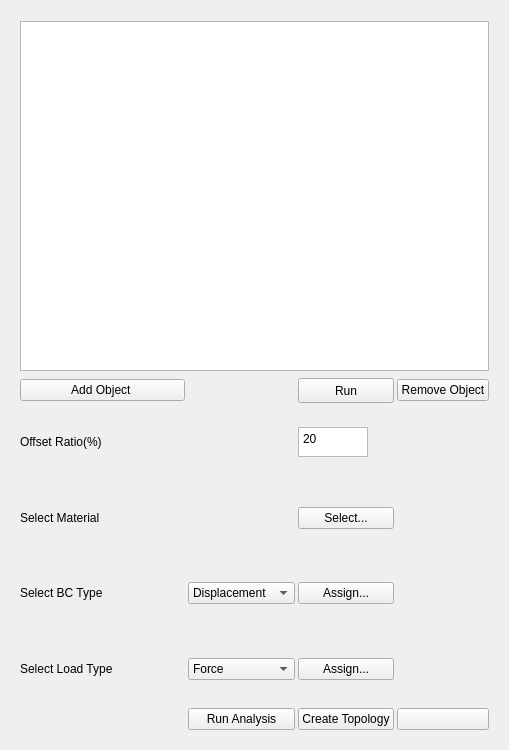
Before: the Qt Designer form fembygen/ui/createGeo.ui in Serince/FEMbyGEN, drawn with Qt 5.
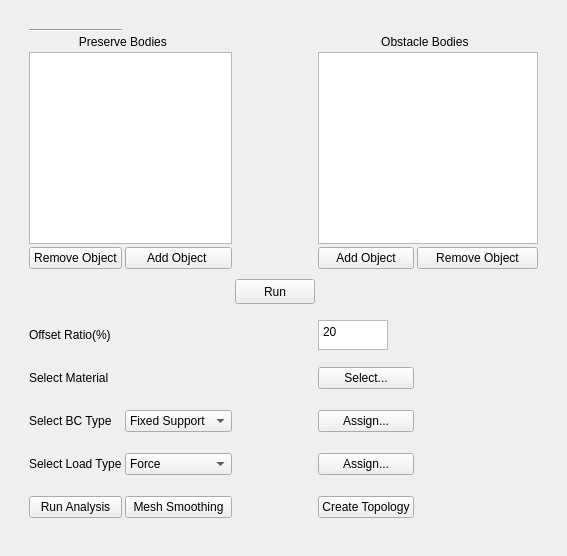
After: the same form once the commit is applied.

Commit message: added "preserve and obstacle" widget and task

Diff of the .ui file:
```diff
--- a/fembygen/ui/createGeo.ui
+++ b/fembygen/ui/createGeo.ui
@@ -6,8 +6,8 @@
    <rect>
     <x>0</x>
     <y>0</y>
-    <width>509</width>
-    <height>750</height>
+    <width>567</width>
+    <height>556</height>
    </rect>
   </property>
   <property name="windowTitle">
@@ -17,46 +17,13 @@
    <item row="0" column="0">
     <widget class="QWidget" name="widget" native="true">
      <layout class="QGridLayout" name="gridLayout_9">
-      <item row="1" column="0">
-       <layout class="QGridLayout" name="gridLayout_8" rowstretch="1,0,0,0,0,0,0" columnstretch="1,0,0,0">
+      <item row="0" column="0">
+       <widget class="QWidget" name="layout" native="true">
+        <layout class="QGridLayout" name="gridLayout_8" rowstretch="1,0,0,0,0,0,0,0,0,0" columnstretch="1,0,0,0,0">
         <property name="spacing">
          <number>3</number>
         </property>
-        <item row="3" column="2">
-         <widget class="QPushButton" name="SelectMaterial">
-          <property name="text">
-           <string>Select...</string>
-          </property>
-         </widget>
-        </item>
-        <item row="0" column="0">
-         <widget class="QPushButton" name="addItem">
-          <property name="text">
-           <string>Add Object </string>
-          </property>
-         </widget>
-        </item>
-        <item row="5" column="2">
-         <widget class="QPushButton" name="AssignLoad">
-          <property name="text">
-           <string>Assign...</string>
-          </property>
-         </widget>
-        </item>
-        <item row="3" column="3">
-         <spacer name="verticalSpacer_5">
-          <property name="orientation">
-           <enum>Qt::Vertical</enum>
-          </property>
-          <property name="sizeHint" stdset="0">
-           <size>
-            <width>20</width>
-            <height>40</height>
-           </size>
-          </property>
-         </spacer>
-        </item>
-        <item row="2" column="0">
+         <item row="5" column="0">
          <widget class="QLabel" name="offsetRatiol">
           <property name="sizePolicy">
            <sizepolicy hsizetype="Fixed" vsizetype="Preferred">
@@ -75,7 +42,41 @@
           </property>
          </widget>
         </item>
-        <item row="4" column="2">
+         <item row="8" column="3">
+          <widget class="QPushButton" name="AssignLoad">
+           <property name="text">
+            <string>Assign...</string>
+           </property>
+          </widget>
+         </item>
+         <item row="7" column="1">
+          <widget class="QComboBox" name="SelectBCtype">
+           <item>
+            <property name="text">
+             <string>Fixed Support</string>
+            </property>
+           </item>
+           <item>
+            <property name="text">
+             <string>Displacement</string>
+            </property>
+           </item>
+          </widget>
+         </item>
+         <item row="7" column="0">
+          <widget class="QLabel" name="Bc_type">
+           <property name="maximumSize">
+            <size>
+             <width>16777215</width>
+             <height>30</height>
+            </size>
+           </property>
+           <property name="text">
+            <string>Select BC Type</string>
+           </property>
+          </widget>
+         </item>
+         <item row="7" column="3">
          <widget class="QPushButton" name="AssignBC">
           <property name="styleSheet">
            <string notr="true">selection-background-color: qlineargradient(spread:pad, x1:0, y1:0, x2:1, y2:0, stop:0 rgba(0, 0, 0, 255), stop:1 rgba(255, 255, 255, 255));</string>
@@ -85,27 +86,24 @@
           </property>
          </widget>
         </item>
-        <item row="4" column="3">
-         <spacer name="verticalSpacer_6">
+         <item row="0" column="0">
+          <widget class="Line" name="line">
           <property name="orientation">
-           <enum>Qt::Vertical</enum>
-          </property>
-          <property name="sizeHint" stdset="0">
-           <size>
-            <width>20</width>
-            <height>40</height>
-           </size>
-          </property>
-         </spacer>
-        </item>
-        <item row="0" column="3">
-         <widget class="QPushButton" name="RemoveObj">
+            <enum>Qt::Horizontal</enum>
+           </property>
+          </widget>
+         </item>
+         <item row="2" column="0" colspan="2">
+          <widget class="QListWidget" name="preserve_bodies"/>
+         </item>
+         <item row="9" column="3">
+          <widget class="QPushButton" name="topology_create">
           <property name="text">
-           <string>Remove Object</string>
+            <string>Create Topology</string>
           </property>
          </widget>
         </item>
-        <item row="3" column="0">
+         <item row="6" column="0">
          <widget class="QLabel" name="selectMaterialL">
           <property name="maximumSize">
            <size>
@@ -118,41 +116,20 @@
           </property>
          </widget>
         </item>
-        <item row="4" column="1">
-         <widget class="QComboBox" name="SelectBCtype">
-          <item>
-           <property name="text">
-            <string>Displacement</string>
+         <item row="2" column="2">
+          <spacer name="horizontalSpacer">
+           <property name="orientation">
+            <enum>Qt::Horizontal</enum>
            </property>
-          </item>
-          <item>
-           <property name="text">
-            <string>Fixed Support</string>
-           </property>
-          </item>
-         </widget>
-        </item>
-        <item row="5" column="0">
-         <widget class="QLabel" name="forceL">
-          <property name="text">
-           <string>Select Load Type</string>
-          </property>
-         </widget>
-        </item>
-        <item row="4" column="0">
-         <widget class="QLabel" name="Bc_type">
-          <property name="maximumSize">
+           <property name="sizeHint" stdset="0">
            <size>
-            <width>16777215</width>
-            <height>30</height>
-           </size>
-          </property>
-          <property name="text">
-           <string>Select BC Type</string>
-          </property>
-         </widget>
-        </item>
-        <item row="5" column="1">
+             <width>40</width>
+             <height>20</height>
+            </size>
+           </property>
+          </spacer>
+         </item>
+         <item row="8" column="1">
          <widget class="QComboBox" name="SelectLoadtype">
           <item>
            <property name="text">
@@ -166,7 +143,66 @@
           </item>
          </widget>
         </item>
+         <item row="9" column="0">
+          <widget class="QPushButton" name="run_analysis">
+           <property name="text">
+            <string>Run Analysis</string>
+           </property>
+          </widget>
+         </item>
+         <item row="9" column="4">
+          <spacer name="verticalSpacer">
+           <property name="orientation">
+            <enum>Qt::Vertical</enum>
+           </property>
+           <property name="sizeHint" stdset="0">
+            <size>
+             <width>20</width>
+             <height>40</height>
+            </size>
+           </property>
+          </spacer>
+         </item>
+         <item row="6" column="4">
+          <spacer name="verticalSpacer_5">
+           <property name="orientation">
+            <enum>Qt::Vertical</enum>
+           </property>
+           <property name="sizeHint" stdset="0">
+            <size>
+             <width>20</width>
+             <height>40</height>
+            </size>
+           </property>
+          </spacer>
+         </item>
+         <item row="8" column="0">
+          <widget class="QLabel" name="forceL">
+           <property name="text">
+            <string>Select Load Type</string>
+           </property>
+          </widget>
+         </item>
         <item row="5" column="3">
+          <widget class="QPlainTextEdit" name="OffsetRatio">
+           <property name="sizePolicy">
+            <sizepolicy hsizetype="Expanding" vsizetype="Expanding">
+             <horstretch>0</horstretch>
+             <verstretch>0</verstretch>
+            </sizepolicy>
+           </property>
+           <property name="maximumSize">
+            <size>
+             <width>70</width>
+             <height>30</height>
+            </size>
+           </property>
+           <property name="plainText">
+            <string>20</string>
+           </property>
+          </widget>
+         </item>
+         <item row="8" column="4">
          <spacer name="verticalSpacer_7">
           <property name="orientation">
            <enum>Qt::Vertical</enum>
@@ -179,7 +215,37 @@
           </property>
          </spacer>
         </item>
-        <item row="2" column="3">
+         <item row="3" column="3">
+          <widget class="QPushButton" name="addItem_in_obstacle">
+           <property name="text">
+            <string>Add Object</string>
+           </property>
+          </widget>
+         </item>
+         <item row="7" column="4">
+          <spacer name="verticalSpacer_6">
+           <property name="orientation">
+            <enum>Qt::Vertical</enum>
+           </property>
+           <property name="sizeHint" stdset="0">
+            <size>
+             <width>20</width>
+             <height>40</height>
+            </size>
+           </property>
+          </spacer>
+         </item>
+         <item row="9" column="1">
+          <widget class="QPushButton" name="meshsmoothing">
+           <property name="text">
+            <string>Mesh Smoothing</string>
+           </property>
+          </widget>
+         </item>
+         <item row="2" column="3" colspan="2">
+          <widget class="QListWidget" name="obstacle_bodies"/>
+         </item>
+         <item row="5" column="4">
          <spacer name="verticalSpacer_4">
           <property name="orientation">
            <enum>Qt::Vertical</enum>
@@ -192,7 +258,62 @@
           </property>
          </spacer>
         </item>
-        <item row="0" column="2">
+         <item row="3" column="4">
+          <widget class="QPushButton" name="remove_in_obstacle">
+           <property name="text">
+            <string>Remove Object</string>
+           </property>
+          </widget>
+         </item>
+         <item row="3" column="0">
+          <widget class="QPushButton" name="remove_in_preserve">
+           <property name="text">
+            <string>Remove Object</string>
+           </property>
+          </widget>
+         </item>
+         <item row="3" column="1">
+          <widget class="QPushButton" name="addItem_in_preserve">
+           <property name="text">
+            <string>Add Object </string>
+           </property>
+          </widget>
+         </item>
+         <item row="6" column="3">
+          <widget class="QPushButton" name="SelectMaterial">
+           <property name="text">
+            <string>Select...</string>
+           </property>
+          </widget>
+         </item>
+         <item row="1" column="0" colspan="2">
+          <widget class="QLabel" name="label">
+           <property name="text">
+            <string>               Preserve Bodies</string>
+           </property>
+          </widget>
+         </item>
+         <item row="1" column="3" colspan="2">
+          <widget class="QLabel" name="label_2">
+           <property name="text">
+            <string>                   Obstacle Bodies</string>
+           </property>
+          </widget>
+         </item>
+         <item row="4" column="4">
+          <spacer name="verticalSpacer_2">
+           <property name="orientation">
+            <enum>Qt::Vertical</enum>
+           </property>
+           <property name="sizeHint" stdset="0">
+            <size>
+             <width>20</width>
+             <height>40</height>
+            </size>
+           </property>
+          </spacer>
+         </item>
+         <item row="4" column="2">
          <widget class="QPushButton" name="Run">
           <property name="minimumSize">
            <size>
@@ -206,100 +327,10 @@
           </property>
          </widget>
         </item>
-        <item row="6" column="3">
-         <widget class="QPushButton" name="ok">
-          <property name="text">
-           <string>Ok</string>
-
-           <string>Run Create Geometry</string>
-
-
-          </property>
-         </widget>
-        </item>
-        <item row="2" column="2">
-         <widget class="QPlainTextEdit" name="OffsetRatio">
-          <property name="sizePolicy">
-           <sizepolicy hsizetype="Expanding" vsizetype="Expanding">
-            <horstretch>0</horstretch>
-            <verstretch>0</verstretch>
-           </sizepolicy>
-          </property>
-          <property name="maximumSize">
-           <size>
-            <width>70</width>
-            <height>30</height>
-           </size>
-          </property>
-          <property name="plainText">
-           <string>20</string>
-          </property>
-         </widget>
-        </item>
-
-        <item row="6" column="2">
-         <widget class="QPushButton" name="topology_create">
-          <property name="text">
-           <string>Create Topology</string>
-          </property>
-         </widget>
-        </item>
-        <item row="6" column="1">
-         <widget class="QPushButton" name="run_analysis">
-          <property name="text">
-           <string>Run Analysis</string>
-
-          </property>
-         </widget>
-        </item>
-
-       </layout>
-      </item>
-      <item row="0" column="0">
-       <layout class="QVBoxLayout" name="verticalLayout">
-        <item>
-         <widget class="QListWidget" name="addingTree">
-          <property name="sizePolicy">
-           <sizepolicy hsizetype="Expanding" vsizetype="Expanding">
-            <horstretch>0</horstretch>
-            <verstretch>0</verstretch>
-           </sizepolicy>
-          </property>
-          <property name="minimumSize">
-           <size>
-            <width>0</width>
-            <height>0</height>
-           </size>
-          </property>
-          <property name="maximumSize">
-           <size>
-            <width>16777215</width>
-            <height>350</height>
-           </size>
-          </property>
-          <property name="toolTip">
-           <string>Click the row to open file</string>
-          </property>
-          <property name="verticalScrollBarPolicy">
-           <enum>Qt::ScrollBarAsNeeded</enum>
-          </property>
-          <property name="horizontalScrollBarPolicy">
-           <enum>Qt::ScrollBarAsNeeded</enum>
-          </property>
-          <property name="sizeAdjustPolicy">
-           <enum>QAbstractScrollArea::AdjustToContents</enum>
-          </property>
-          <property name="selectionMode">
-           <enum>QAbstractItemView::MultiSelection</enum>
-          </property>
-         </widget>
-        </item>
-        <item>
-         <layout class="QHBoxLayout" name="horizontalLayout_7"/>
-        </item>
-       </layout>
-      </item>
-     </layout>
+        </layout>
+       </widget>
+      </item>
+     </layout>
     </widget>
    </item>
   </layout>
```
Left out of the diff: 6 changed lines with no effect on the pictures. Lines whose indentation alone changed are shown as unchanged. The commit also changes 1 other file.
